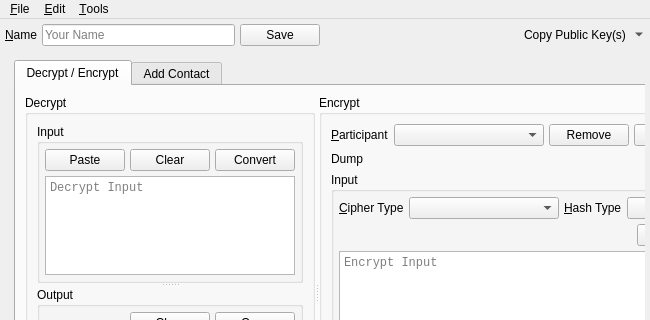
The window that branches/trunk/UI/spot-on-rosetta.ui (textbrowser/spot-on) describes before a commit, drawn with Qt 5; both pictures show x 0 to 650 and y 0 to 320 of the 650 by 550 pixel window.
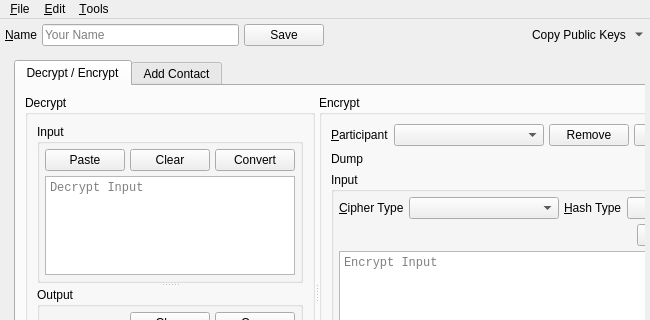
The same window after the commit. Icons and pictures are not drawn.

```diff
--- a/branches/trunk/UI/spot-on-rosetta.ui
+++ b/branches/trunk/UI/spot-on-rosetta.ui
@@ -79,7 +79,7 @@
          <string>Copy your public key pairs to the clipboard buffer.</string>
         </property>
         <property name="text">
-         <string>Copy Public Key(s)</string>
+         <string>Copy Public Keys</string>
         </property>
         <property name="popupMode">
          <enum>QToolButton::MenuButtonPopup</enum>
```
